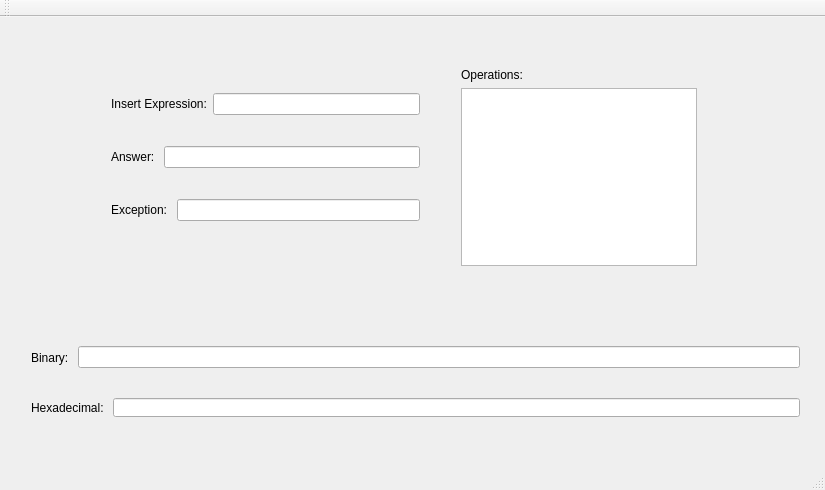
This is mainwindow.ui in A-deLuna/Shunting-yard-calculator as Qt 5 draws it before an edit. The edited form follows.
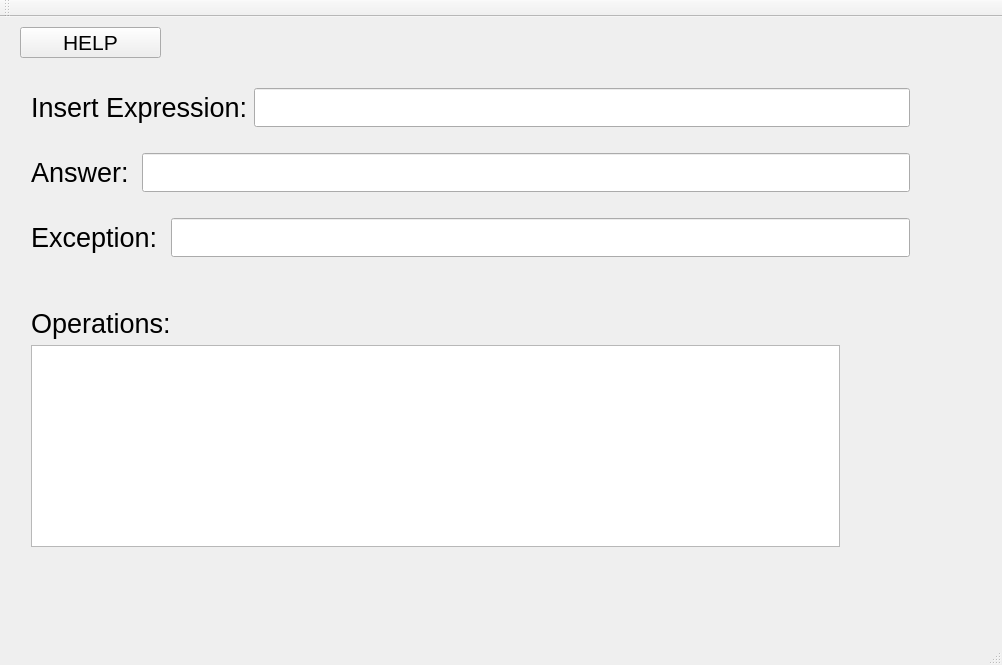
This is the edited form.

The edit to the form file:
```diff
--- a/mainwindow.ui
+++ b/mainwindow.ui
@@ -6,8 +6,8 @@
    <rect>
     <x>0</x>
     <y>0</y>
-    <width>825</width>
-    <height>490</height>
+    <width>1002</width>
+    <height>665</height>
    </rect>
   </property>
   <property name="windowTitle">
@@ -17,46 +17,78 @@
    <widget class="QWidget" name="layoutWidget">
     <property name="geometry">
      <rect>
-      <x>450</x>
-      <y>40</y>
-      <width>258</width>
-      <height>220</height>
+      <x>20</x>
+      <y>280</y>
+      <width>831</width>
+      <height>261</height>
      </rect>
     </property>
+    <property name="font">
+     <font>
+      <pointsize>20</pointsize>
+     </font>
+    </property>
     <layout class="QVBoxLayout" name="verticalLayout">
      <item>
       <widget class="QLabel" name="label_2">
+       <property name="font">
+        <font>
+         <pointsize>20</pointsize>
+        </font>
+       </property>
        <property name="text">
         <string>Operations:</string>
        </property>
       </widget>
      </item>
      <item>
-      <widget class="QPlainTextEdit" name="plainTextEdit"/>
+      <widget class="QPlainTextEdit" name="plainTextEdit">
+       <property name="font">
+        <font>
+         <pointsize>20</pointsize>
+        </font>
+       </property>
+      </widget>
      </item>
     </layout>
    </widget>
    <widget class="QWidget" name="layoutWidget">
     <property name="geometry">
      <rect>
-      <x>100</x>
+      <x>20</x>
       <y>40</y>
-      <width>331</width>
-      <height>201</height>
+      <width>901</width>
+      <height>231</height>
      </rect>
     </property>
+    <property name="font">
+     <font>
+      <pointsize>20</pointsize>
+     </font>
+    </property>
     <layout class="QVBoxLayout" name="verticalLayout_2">
      <item>
       <layout class="QHBoxLayout" name="horizontalLayout">
        <item>
         <widget class="QLabel" name="label">
+         <property name="font">
+          <font>
+           <pointsize>20</pointsize>
+          </font>
+         </property>
          <property name="text">
           <string>Insert Expression:</string>
          </property>
         </widget>
        </item>
        <item>
-        <widget class="QLineEdit" name="lineEdit"/>
+        <widget class="QLineEdit" name="lineEdit">
+         <property name="font">
+          <font>
+           <pointsize>20</pointsize>
+          </font>
+         </property>
+        </widget>
        </item>
       </layout>
      </item>
@@ -64,13 +96,24 @@
       <layout class="QHBoxLayout" name="horizontalLayout_2">
        <item>
         <widget class="QLabel" name="label_3">
+         <property name="font">
+          <font>
+           <pointsize>20</pointsize>
+          </font>
+         </property>
          <property name="text">
           <string>Answer: </string>
          </property>
         </widget>
        </item>
        <item>
-        <widget class="QLineEdit" name="lineEdit_2"/>
+        <widget class="QLineEdit" name="lineEdit_2">
+         <property name="font">
+          <font>
+           <pointsize>20</pointsize>
+          </font>
+         </property>
+        </widget>
        </item>
       </layout>
      </item>
@@ -78,61 +121,46 @@
       <layout class="QHBoxLayout" name="horizontalLayout_3">
        <item>
         <widget class="QLabel" name="label_4">
+         <property name="font">
+          <font>
+           <pointsize>20</pointsize>
+          </font>
+         </property>
          <property name="text">
           <string>Exception: </string>
          </property>
         </widget>
        </item>
        <item>
-        <widget class="QLineEdit" name="lineEdit_3"/>
+        <widget class="QLineEdit" name="lineEdit_3">
+         <property name="font">
+          <font>
+           <pointsize>20</pointsize>
+          </font>
+         </property>
+        </widget>
        </item>
       </layout>
      </item>
     </layout>
    </widget>
-   <widget class="QWidget" name="layoutWidget">
+   <widget class="QPushButton" name="pushButton">
     <property name="geometry">
      <rect>
       <x>20</x>
-      <y>310</y>
-      <width>791</width>
-      <height>61</height>
+      <y>10</y>
+      <width>141</width>
+      <height>31</height>
      </rect>
     </property>
-    <layout class="QHBoxLayout" name="horizontalLayout_4">
-     <item>
-      <widget class="QLabel" name="label_5">
-       <property name="text">
-        <string>Binary: </string>
-       </property>
-      </widget>
-     </item>
-     <item>
-      <widget class="QLineEdit" name="lineEdit_4"/>
-     </item>
-    </layout>
-   </widget>
-   <widget class="QWidget" name="layoutWidget">
-    <property name="geometry">
-     <rect>
-      <x>20</x>
-      <y>370</y>
-      <width>791</width>
-      <height>41</height>
-     </rect>
+    <property name="font">
+     <font>
+      <pointsize>16</pointsize>
+     </font>
     </property>
-    <layout class="QHBoxLayout" name="horizontalLayout_5">
-     <item>
-      <widget class="QLabel" name="label_6">
-       <property name="text">
-        <string>Hexadecimal: </string>
-       </property>
-      </widget>
-     </item>
-     <item>
-      <widget class="QLineEdit" name="lineEdit_5"/>
-     </item>
-    </layout>
+    <property name="text">
+     <string>HELP</string>
+    </property>
    </widget>
   </widget>
   <widget class="QMenuBar" name="menuBar">
```
Left out of the diff: 2 changed lines with no effect on the pictures.
